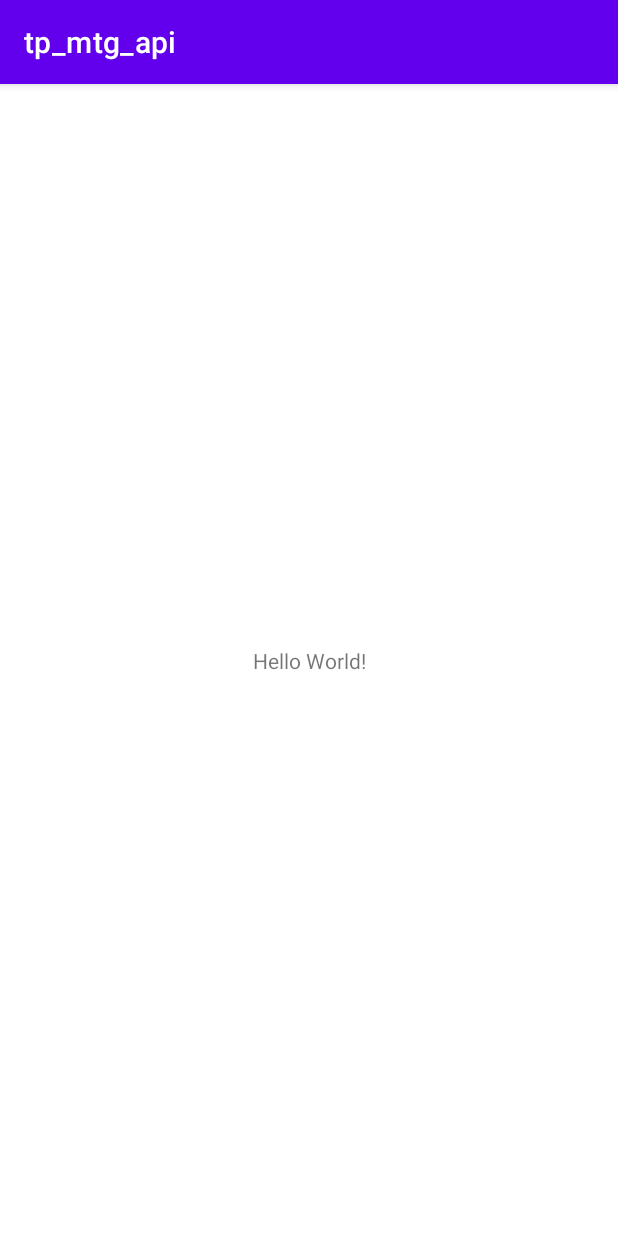
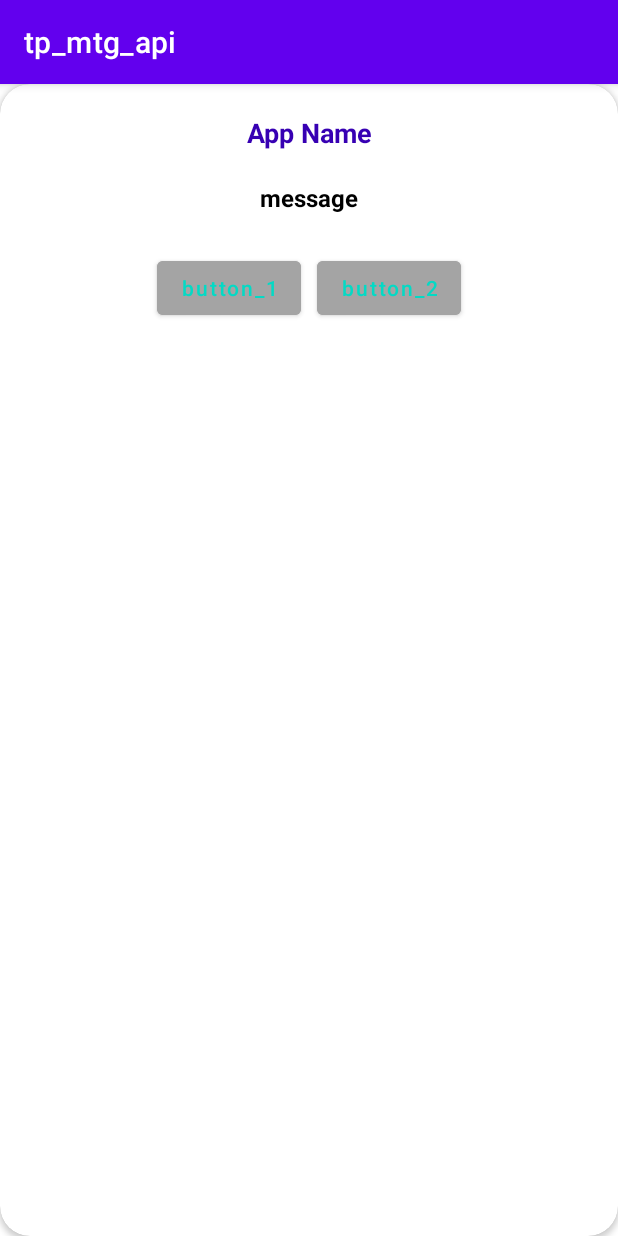
Before and after one commit to Poesero/tp_mtg_api, an Android app: the screen it shows after launch (MainActivity), on a phone screen of 412 x 824 dp. Run offline under Robolectric (Android 15) with nearby library versions, the phone set to English and light mode, and no system bars.

```diff
--- a/app/src/main/java/com/example/tp_mtg_api/viewModel/MainActivity.kt
+++ b/app/src/main/java/com/example/tp_mtg_api/viewModel/MainActivity.kt
@@ -1,5 +1,6 @@
 package com.example.tp_mtg_api.viewModel
 
+import android.app.Dialog
 import androidx.appcompat.app.AppCompatActivity
 import android.os.Bundle
 import androidx.lifecycle.ViewModelProvider
@@ -11,6 +12,7 @@ class MainActivity : AppCompatActivity() {
         super.onCreate(savedInstanceState)
         setContentView(R.layout.activity_main)
         bindViewModel()
+
     }
 
     override fun onStart() {
@@ -19,9 +21,10 @@ class MainActivity : AppCompatActivity() {
     }
 
     private fun bindViewModel(){
+        val dialog = Dialog(this)
+        setContentView(R.layout.layout_custom_login)
         viewModel = ViewModelProvider(this)[MainViewModel::class.java]
         viewModel.cards.observe(this){
-
         }
 
     }
--- /dev/null
+++ b/app/src/main/res/layout/layout_custom_login.xml
@@ -0,0 +1,70 @@
+<?xml version="1.0" encoding="utf-8"?>
+<androidx.cardview.widget.CardView xmlns:android="http://schemas.android.com/apk/res/android"
+    android:layout_width="match_parent"
+    android:layout_height="match_parent"
+    xmlns:app="http://schemas.android.com/apk/res-auto"
+    app:cardBackgroundColor="@color/white"
+    app:cardCornerRadius="20dp">
+
+    <LinearLayout
+        android:gravity="center"
+        android:orientation="vertical"
+        android:layout_width="match_parent"
+        android:layout_height="wrap_content"
+        android:padding="20dp">
+
+        <TextView
+            android:textSize="18sp"
+            android:textColor="@color/purple_700"
+            android:textStyle="bold"
+            android:text="App Name"
+            android:gravity="center"
+            android:layout_width="match_parent"
+            android:layout_height="wrap_content"/>
+
+        <TextView
+            android:text="message"
+            android:gravity="center"
+            android:id="@+id/login"
+            android:textColor="@color/black"
+            android:textStyle="bold"
+            android:textSize="16dp"
+            android:layout_marginTop="20dp"
+            android:layout_width="match_parent"
+            android:layout_height="wrap_content"/>
+
+        <LinearLayout
+            android:gravity="center"
+            android:layout_marginTop="20dp"
+            android:orientation="horizontal"
+            android:layout_width="match_parent"
+            android:layout_height="wrap_content">
+
+            <Button
+                android:id="@+id/btn1"
+                android:textColor="@color/teal_200"
+                android:textSize="14sp"
+                android:textAllCaps="false"
+                android:text="button_1"
+                android:layout_margin="5dp"
+                android:backgroundTint="#A4A4A4"
+                android:layout_width="wrap_content"
+                android:layout_height="wrap_content"/>
+
+            <Button
+                android:id="@+id/btn2"
+                android:textColor="@color/teal_200"
+                android:textSize="14sp"
+                android:textAllCaps="false"
+                android:text="button_2"
+                android:layout_margin="5dp"
+                android:backgroundTint="#A4A4A4"
+                android:layout_width="wrap_content"
+                android:layout_height="wrap_content"/>
+
+        </LinearLayout>
+
+    </LinearLayout>
+
+
+</androidx.cardview.widget.CardView>
```
Also changed, not shown: 2 other files.
